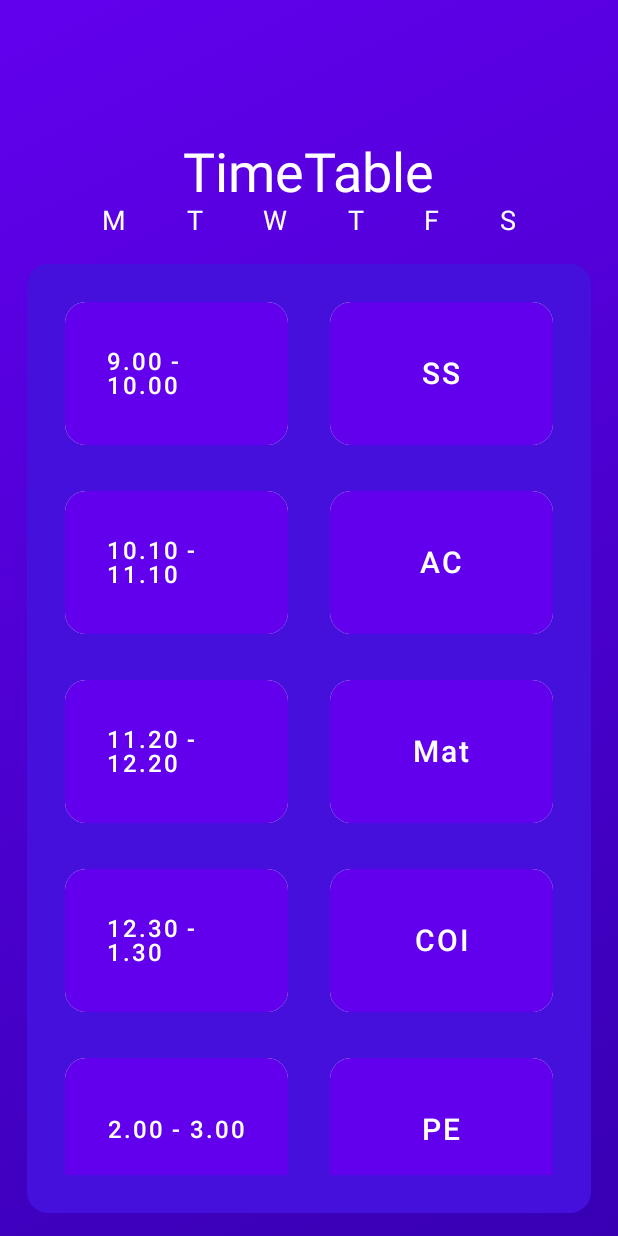
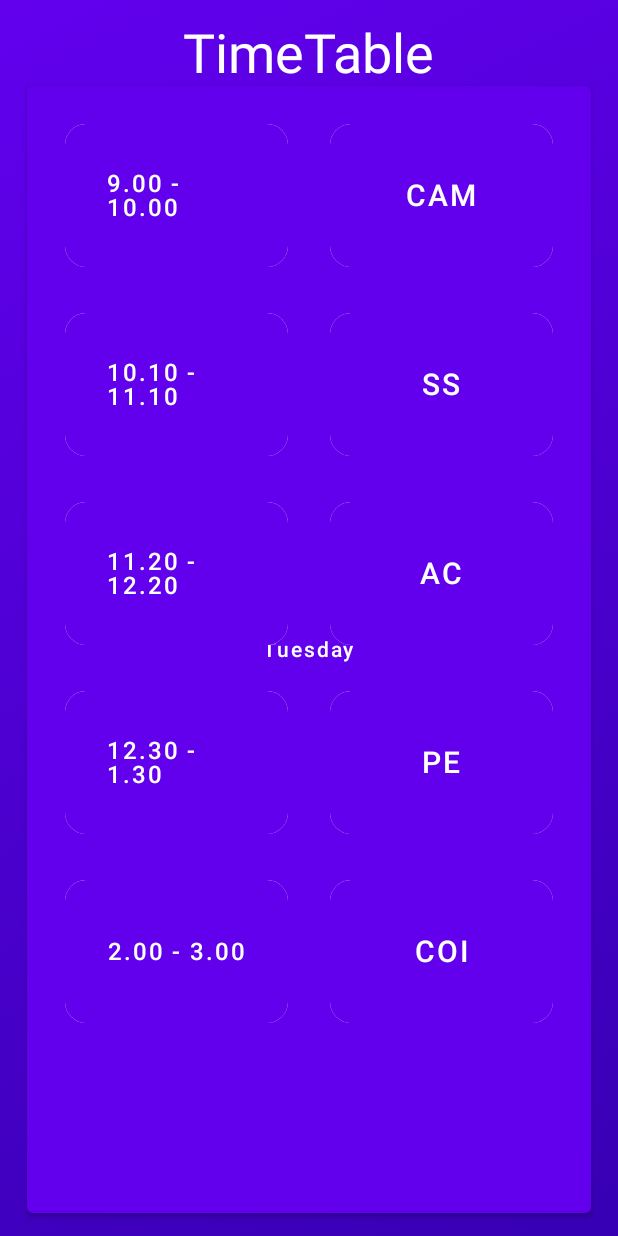
Before and after one commit to zenaani/OnlineClassWJCompose, an Android app built with Jetpack Compose: the screen it shows after launch (MainActivity), on a phone screen of 412 x 824 dp. Run offline under Robolectric (Android 15) with nearby library versions, the phone set to English and light mode, and no system bars.

Commit message:
Still Figuring out NavComponents

```diff
--- a/app/build.gradle
+++ b/app/build.gradle
@@ -60,4 +60,7 @@ dependencies {
 
     //For Constraints
     implementation "androidx.constraintlayout:constraintlayout-compose:1.0.0-alpha08"
+
+    //NavComponents
+    implementation "androidx.navigation:navigation-compose:2.4.0-alpha04"
 }
--- a/app/src/main/java/com/example/meditation/MainActivity.kt
+++ b/app/src/main/java/com/example/meditation/MainActivity.kt
@@ -3,35 +3,18 @@ package com.example.meditation
 import android.os.Bundle
 import androidx.activity.ComponentActivity
 import androidx.activity.compose.setContent
-import androidx.annotation.Px
-import androidx.compose.foundation.Canvas
 import androidx.compose.foundation.ExperimentalFoundationApi
-import androidx.compose.foundation.background
-import androidx.compose.foundation.clickable
 import androidx.compose.foundation.layout.*
 import androidx.compose.foundation.lazy.*
-import androidx.compose.foundation.shape.RoundedCornerShape
 import androidx.compose.material.*
 import androidx.compose.runtime.Composable
-import androidx.compose.ui.Alignment
 import androidx.compose.ui.Modifier
-import androidx.compose.ui.draw.clip
-import androidx.compose.ui.focus.FocusRequester.Companion.createRefs
-import androidx.compose.ui.focus.focusModifier
-import androidx.compose.ui.geometry.Offset
-import androidx.compose.ui.graphics.Color
-import androidx.compose.ui.graphics.Path
-import androidx.compose.ui.res.painterResource
-import androidx.compose.ui.text.style.TextAlign
 import androidx.compose.ui.tooling.preview.Preview
-import androidx.compose.ui.unit.Dp
 import androidx.compose.ui.unit.dp
-import androidx.compose.ui.unit.sp
-import androidx.constraintlayout.compose.ConstraintSet
-import androidx.constraintlayout.compose.layoutId
-import androidx.constraintlayout.widget.ConstraintLayout
+import androidx.navigation.compose.NavHost
+import androidx.navigation.compose.composable
+import androidx.navigation.compose.rememberNavController
 import com.example.meditation.ui.theme.MeditationTheme
-import kotlinx.coroutines.NonDisposableHandle.parent
 
 class MainActivity : ComponentActivity() {
     @ExperimentalFoundationApi
@@ -44,6 +27,10 @@ class MainActivity : ComponentActivity() {
 
                 Column(Modifier.padding(18.dp,15.dp)) {
 
+                    val navController = rememberNavController()
+
+
+
                     Spacer(modifier = Modifier.weight(0.1f))
 
                     Heading(modifier = Modifier.weight(0.1f))
@@ -55,11 +42,31 @@ class MainActivity : ComponentActivity() {
                     }
 
                     Box(modifier = Modifier.weight(0.8f)) {
-                        TimeTableGrid()
+                        TimeTableGrid("CAM","SS", "AC", "PE", "COI")
+                    }
+
+                    Box() {
+                        NavHost(navController = navController, startDestination = "monday") {
+                            composable("monday") { Monday(navController = navController) }
+                            composable("tuesday") { Tuesday(navController = navController) }
+
+                        }
                     }
 
 
+
+
                 }
+
+
+
+
+
+
+
+
+
+
 
 
             }
@@ -96,7 +103,8 @@ fun DefaultPreview() {
             }
 
             Box(modifier = Modifier.weight(0.8f)) {
-                TimeTableGrid()
+                TimeTableGrid("CAM","SS", "AC", "PE", "COI")
+
             }
 
 
--- a/app/src/main/java/com/example/meditation/NewComposables.kt
+++ b/app/src/main/java/com/example/meditation/NewComposables.kt
@@ -1,7 +1,5 @@
 package com.example.meditation
 
-import android.content.Intent
-import android.net.Uri
 import androidx.annotation.Px
 import androidx.compose.foundation.background
 import androidx.compose.foundation.layout.*
@@ -23,6 +21,41 @@ import androidx.compose.ui.text.style.TextDirection.Companion.Content
 import androidx.compose.ui.unit.dp
 import androidx.compose.ui.unit.sp
 import androidx.core.content.ContextCompat.startActivity
+import androidx.navigation.NavController
+
+@Composable
+fun Monday(navController: NavController) {
+    Button(modifier = Modifier.fillMaxSize(),onClick = {navController.navigate("tuesday")}) {
+        Text(text = "Tuesday")
+    }
+    TimeTableGrid("CAM","SS", "AC", "PE", "COI")
+}
+
+@Composable
+fun Tuesday(navController: NavController) {
+    Button(modifier = Modifier.fillMaxSize(),onClick = {navController.navigate("monday")}) {
+        Text(text = "Monday")
+    }
+    TimeTableGrid("AC", "PE", "COI","CAM","SS", )
+}
+
+@Composable
+fun Profile(navController: NavController) {
+    /*...*/
+    Button(onClick = { navController.navigate("friendslist") }) {
+        Text(text = "Navigate next")
+    }
+    /*...*/
+}
+
+@Composable
+fun FriendsList(navController: NavController) {
+    /*...*/
+    Button(onClick = { navController.navigate("profile") }) {
+        Text(text = "Navigate Shit")
+    }
+    /*...*/
+}
 
 
 @Composable
@@ -88,15 +121,19 @@ fun WeekDaysSelection() {
     }
 }
 
+//Tried creating a data class and passing the list directly but only one box appears when tested
+//TimeTableGrid(list: List<TimeTable>)
+//Already tried calling list
+//Try calling list[it] - (Error)
 
 @Composable
-fun TimeTableGrid() {
+fun TimeTableGrid(first: String, second: String, third: String, fourth: String, fifth: String) {
 
     Box(
         modifier = Modifier
             .clip(RoundedCornerShape(14.dp))
             .fillMaxSize()
-            .background(color = PrimaryColor)
+            .background(color = Color.Transparent)
             .padding(25.dp)
     ) {
 
@@ -138,7 +175,7 @@ fun TimeTableGrid() {
             LazyColumn(modifier = Modifier.weight(0.5f)) {
 
                 itemsIndexed(
-                    listOf("SS", "AC", "Mat", "COI", "PE")
+                    listOf(first, second, third, fourth, fifth)
                 ) { index, subject ->
 
                     Button(
@@ -148,6 +185,7 @@ fun TimeTableGrid() {
                             .size(95.dp)
                             .background(color = Color.White),
                         onClick = {
+
 
                         }) {
 
```
Also changed, not shown: app/src/main/java/com/example/meditation/TimeTable.kt (added, +9 -0 lines).
